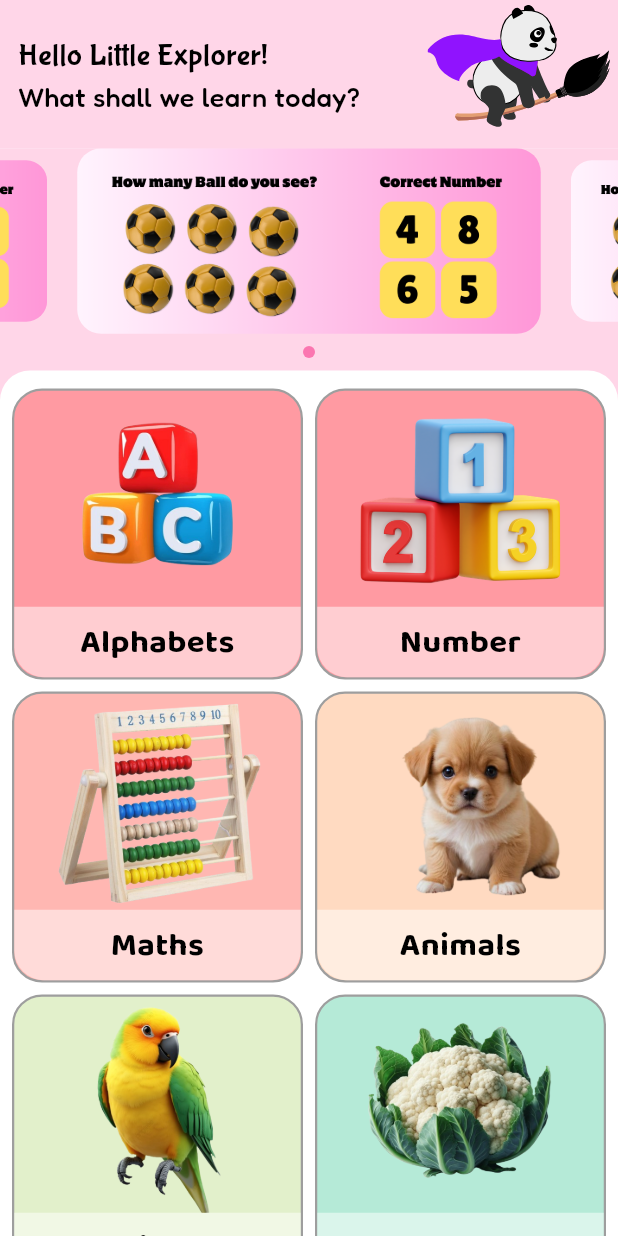
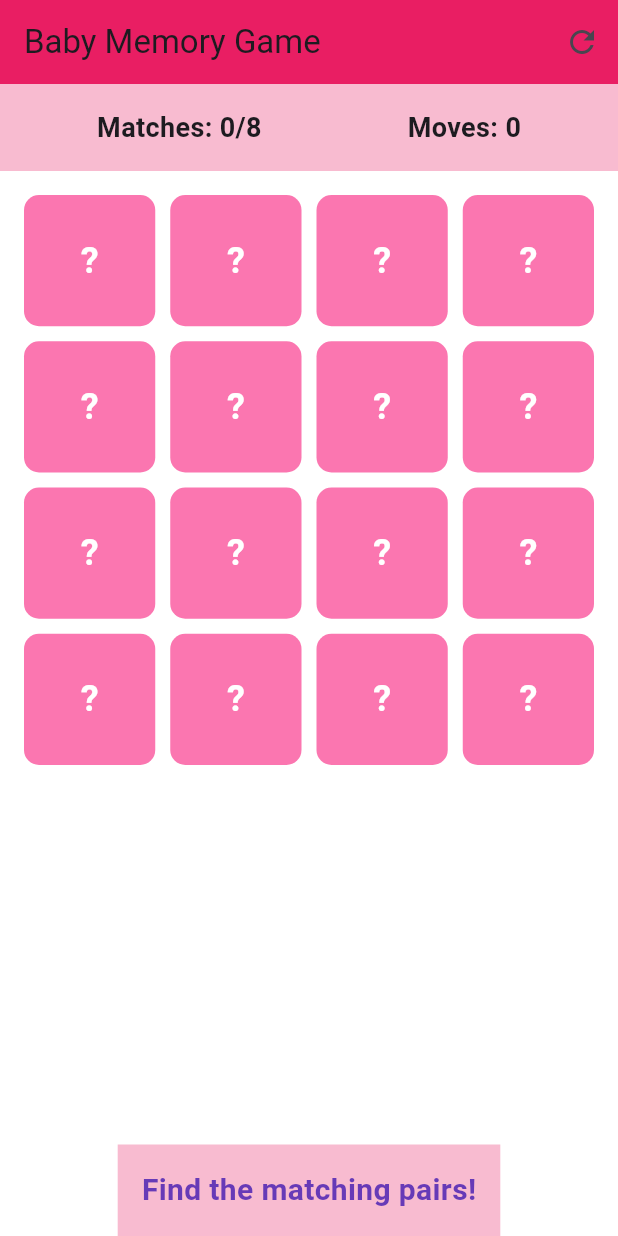
Before and after one commit to rahulkumardev24/Kids-all-in-one-book-App-BabySpark-, a Flutter app: the screen it shows after launch, on a phone screen of 412 x 824 dp. Run offline on Flutter 3.47's test engine with Material 3 defaults, Android fonts, the phone set to English and light mode, and no system bars; drawn by our look-alikes of carousel_slider; our stand-ins replace audioplayers, avatar_glow, cached_network_image, clay_containers, cloud_firestore, confetti and 9 more; missing offline and left inert: dart:ffi; accounts and stored records are empty.

Commit message:
working on pair matching

```diff
--- a/lib/controller/loading_controller.dart
+++ b/lib/controller/loading_controller.dart
@@ -33,7 +33,6 @@ class LoadingController extends GetxController {
 
       // Set minimum show time
       _minimumShowTimer = Timer(const Duration(seconds: 1), () {
-        // Minimum show time completed
       });
     }
   }
--- a/lib/main.dart
+++ b/lib/main.dart
@@ -1,18 +1,10 @@
-import 'package:babyspark/screen/math/addition_screen.dart';
-import 'package:babyspark/screen/math/box_count_screen.dart';
-import 'package:babyspark/screen/math/math_dashboard_screen.dart';
-import 'package:babyspark/screen/multiplication_table_screen.dart';
-import 'package:babyspark/screen/number/number_screen.dart';
+import 'package:babyspark/screen/box_matching_game.dart';
 import 'package:babyspark/screen/dashboard_screen.dart';
 import 'package:babyspark/service/tts_service.dart';
-import 'package:babyspark/widgets/home_carousel_slider.dart';
 import 'package:firebase_core/firebase_core.dart';
 import 'package:flutter/material.dart';
 import 'package:flutter/services.dart';
 import 'package:get/get.dart';
-import 'package:get/get_core/src/get_main.dart';
-import 'package:get/get_instance/src/bindings_interface.dart';
-import 'package:get/get_navigation/src/root/get_material_app.dart';
 import 'package:responsive_sizer/responsive_sizer.dart';
 
 import 'controller/loading_controller.dart';
@@ -54,7 +46,7 @@ class MyApp extends StatelessWidget {
               initialBinding: BindingsBuilder(() {
                 Get.put(LoadingController(), permanent: true);
               }),
-              home: const DashboardScreen(),
+              home:BoxMatchingGame(),
             );
           },
         ));
--- /dev/null
+++ b/lib/screen/box_matching_game.dart
@@ -0,0 +1,320 @@
+import 'package:flutter/material.dart';
+import 'dart:async';
+import 'dart:math';
+
+import '../helper/app_color.dart';
+
+class BoxMatchingGame extends StatefulWidget {
+  const BoxMatchingGame({super.key});
+
+  @override
+  _BoxMatchingGameState createState() => _BoxMatchingGameState();
+}
+
+class _BoxMatchingGameState extends State<BoxMatchingGame>
+    with TickerProviderStateMixin {
+  // Game items with baby-friendly emojis
+  final List<String> symbols = ['🐶', '🐱', '🐰', '🐻', '🐼', '🐯', '🦁', '🐮'];
+
+  // Game state
+  List<CardItem> cards = [];
+  int flippedCount = 0;
+  CardItem? firstCard;
+  CardItem? secondCard;
+  int matchesFound = 0;
+  bool showAll = true;
+  Timer? showAllTimer;
+  int moves = 0;
+
+  // Animation controllers for each card
+  List<AnimationController> controllers = [];
+
+  @override
+  void initState() {
+    super.initState();
+    initGame();
+  }
+
+  @override
+  void dispose() {
+    showAllTimer?.cancel();
+    for (var controller in controllers) {
+      controller.dispose();
+    }
+    super.dispose();
+  }
+
+  // Initialize the game
+  void initGame() {
+    // Create pairs of cards
+    List<String> gameSymbols = [];
+    gameSymbols.addAll(symbols);
+    gameSymbols.addAll(symbols);
+    gameSymbols.shuffle();
+
+    // Dispose existing controllers
+    for (var controller in controllers) {
+      controller.dispose();
+    }
+    controllers.clear();
+
+    setState(() {
+      cards = gameSymbols
+          .map((symbol) =>
+              CardItem(symbol: symbol, isFlipped: false, isMatched: false))
+          .toList();
+
+      // Create animation controllers for each card
+      for (int i = 0; i < cards.length; i++) {
+        controllers.add(AnimationController(
+          duration: const Duration(milliseconds: 400),
+          vsync: this,
+        ));
+      }
+
+      flippedCount = 0;
+      firstCard = null;
+      secondCard = null;
+      matchesFound = 0;
+      moves = 0;
+      showAll = true;
+    });
+
+    // Show all cards for 3 seconds before flipping them back
+    showAllTimer = Timer(Duration(seconds: 3), () {
+      setState(() {
+        showAll = false;
+        for (var card in cards) {
+          card.isFlipped = false;
+        }
+
+        // Flip all cards back with animation
+        for (int i = 0; i < controllers.length; i++) {
+          controllers[i].reverse();
+        }
+      });
+    });
+  }
+
+  // Handle card flip
+  void flipCard(int index) {
+    // Don't allow flipping if already matched or if two cards are already flipped
+    if (cards[index].isMatched ||
+        cards[index].isFlipped ||
+        (firstCard != null && secondCard != null)) {
+      return;
+    }
+
+    // Start flip animation for this specific card
+    controllers[index].forward();
+
+    setState(() {
+      cards[index].isFlipped = true;
+      flippedCount++;
+
+      if (firstCard == null) {
+        firstCard = cards[index];
+      } else {
+        secondCard = cards[index];
+        moves++;
+        checkMatch();
+      }
+    });
+  }
+
+  // Check if the two flipped cards match
+  void checkMatch() {
+    if (firstCard != null && secondCard != null) {
+      if (firstCard!.symbol == secondCard!.symbol) {
+        // Match found
+        setState(() {
+          firstCard!.isMatched = true;
+          secondCard!.isMatched = true;
+          matchesFound++;
+
+          // Check if game is complete
+          if (matchesFound == symbols.length) {
+            // Game completed
+            Timer(Duration(seconds: 1), () {
+              showDialog(
+                context: context,
+                builder: (context) => AlertDialog(
+                  title: Text("Yay! You won! 🎉"),
+                  content: Text("You found all matches in $moves moves!"),
+                  actions: [
+                    TextButton(
+                      onPressed: () {
+                        Navigator.of(context).pop();
+                        initGame();
+                      },
+                      child: Text("Play Again"),
+                    ),
+                  ],
+                ),
+              );
+            });
+          }
+
+          firstCard = null;
+          secondCard = null;
+          flippedCount = 0;
+        });
+      } else {
+        // No match - flip cards back after a delay
+        Timer(Duration(milliseconds: 800), () {
+          // Find the indices of the first and second cards
+          int firstIndex = cards.indexWhere((card) => card == firstCard);
+          int secondIndex = cards.indexWhere((card) => card == secondCard);
+
+          if (firstIndex != -1) controllers[firstIndex].reverse();
+          if (secondIndex != -1) controllers[secondIndex].reverse();
+
+          setState(() {
+            firstCard!.isFlipped = false;
+            secondCard!.isFlipped = false;
+            firstCard = null;
+            secondCard = null;
+            flippedCount = 0;
+          });
+        });
+      }
+    }
+  }
+
+  @override
+  Widget build(BuildContext context) {
+    return SafeArea(
+      child: Scaffold(
+        backgroundColor: Colors.white,
+
+        /// ----------- App bar ----------- ///
+        appBar: AppBar(
+          title: Text("Baby Memory Game"),
+          backgroundColor: Color(0xFFe91e63),
+          elevation: 0,
+          actions: [
+            IconButton(
+              icon: Icon(Icons.refresh),
+              onPressed: initGame,
+              tooltip: "New Game",
+            ),
+          ],
+        ),
+
+        /// ---------- Body ------------- ///
+        body: Column(
+          children: [
+            Container(
+              padding: EdgeInsets.all(16),
+              color: Color(0xFFf8bbd0),
+              child: Row(
+                mainAxisAlignment: MainAxisAlignment.spaceAround,
+                children: [
+                  Text(
+                    "Matches: $matchesFound/${symbols.length}",
+                    style: TextStyle(fontSize: 18, fontWeight: FontWeight.bold),
+                  ),
+                  Text(
+                    "Moves: $moves",
+                    style: TextStyle(fontSize: 18, fontWeight: FontWeight.bold),
+                  ),
+                ],
+              ),
+            ),
+
+            // Game grid
+            Expanded(
+              child: Padding(
+                padding: const EdgeInsets.all(16.0),
+                child: GridView.builder(
+                  gridDelegate: const SliverGridDelegateWithFixedCrossAxisCount(
+                    crossAxisCount: 4,
+                    crossAxisSpacing: 10,
+                    mainAxisSpacing: 10,
+                  ),
+                  itemCount: cards.length,
+                  itemBuilder: (context, index) {
+                    return GestureDetector(
+                      onTap: () => flipCard(index),
+                      child: AnimatedBuilder(
+                        animation: controllers[index],
+                        builder: (context, child) {
+                          // Calculate flip animation value
+                          double angle = controllers[index].value * pi;
+
+                          // If we're showing all cards at the beginning, show them flipped
+                          if (showAll) {
+                            angle = pi;
+                          }
+
+                          return Transform(
+                            transform: Matrix4.identity()
+                              ..setEntry(3, 2, 0.001) // Perspective
+                              ..rotateY(angle),
+                            alignment: Alignment.center,
+                            child: Container(
+                              decoration: BoxDecoration(
+                                  color: angle > pi / 2
+                                      ? Colors.white
+                                      : AppColors.primaryDark,
+                                  borderRadius: BorderRadius.circular(10),
+                                  border: angle > pi / 2
+                                      ? BoxBorder.all(
+                                          width: 1.5, color: Colors.grey.shade300)
+                                      : null),
+                              child: Center(
+                                child: angle > pi / 2
+                                    ? Text(
+                                        cards[index].symbol,
+                                        style: const TextStyle(fontSize: 30),
+                                      )
+                                    : const Text(
+                                        "?",
+                                        style: TextStyle(
+                                          fontSize: 24,
+                                          fontWeight: FontWeight.bold,
+                                          color: Colors.white,
+                                        ),
+                                      ),
+                              ),
+                            ),
+                          );
+                        },
+                      ),
+                    );
+                  },
+                ),
+              ),
+            ),
+
+            // Instructions
+            Container(
+              padding: EdgeInsets.all(16),
+              color: Color(0xFFf8bbd0),
+              child: const Text(
+                "Find the matching pairs!",
+                style: TextStyle(
+                  fontSize: 20,
+                  fontWeight: FontWeight.bold,
+                  color: Colors.deepPurple,
+                ),
+              ),
+            ),
+          ],
+        ),
+      ),
+    );
+  }
+}
+
+class CardItem {
+  final String symbol;
+  bool isFlipped;
+  bool isMatched;
+
+  CardItem({
+    required this.symbol,
+    required this.isFlipped,
+    required this.isMatched,
+  });
+}
--- a/lib/screen/categories_screen/book_grid_screen.dart
+++ b/lib/screen/categories_screen/book_grid_screen.dart
@@ -1,9 +1,7 @@
-import 'package:babyspark/helper/dialog_helper.dart';
 import 'package:babyspark/model/book_model.dart';
 import 'package:babyspark/screen/details_screen.dart';
 import 'package:babyspark/widgets/secondary_app_bar.dart';
 import 'package:flutter/material.dart';
-
 import '../../controller/loading_controller.dart';
 import '../../service/firebase_book_service.dart';
 import '../../widgets/items_card.dart';
--- a/lib/screen/dashboard_screen.dart
+++ b/lib/screen/dashboard_screen.dart
@@ -2,6 +2,7 @@ import 'package:babyspark/domain/custom_text_style.dart';
 import 'package:babyspark/helper/app_color.dart';
 import 'package:babyspark/helper/app_constant.dart';
 import 'package:babyspark/screen/categories_screen/book_grid_screen.dart';
+import 'package:babyspark/screen/color/color_grid_screen.dart';
 import 'package:babyspark/screen/number/number_screen.dart';
 import 'package:babyspark/widgets/my_categories_card.dart';
 import 'package:flutter/material.dart';
@@ -9,7 +10,7 @@ import 'package:lottie/lottie.dart';
 import 'package:responsive_sizer/responsive_sizer.dart';
 
 import '../widgets/home_carousel_slider.dart';
-import 'categories_screen/colors_screen.dart';
+import 'color/colors_screen.dart';
 import 'math/math_dashboard_screen.dart';
 
 class DashboardScreen extends StatefulWidget {
@@ -123,7 +124,7 @@ class _DashboardScreenState extends State<DashboardScreen> {
                               Navigator.push(
                                   context,
                                   MaterialPageRoute(
-                                      builder: (_) => const ColorsScreen()));
+                                      builder: (_) => ColorGridScreen(appBarTitle: "Colours")));
                             }
 
                             /// --- Shapes --- ///
--- a/lib/screen/math/math_dashboard_screen.dart
+++ b/lib/screen/math/math_dashboard_screen.dart
@@ -1,7 +1,7 @@
 import 'package:babyspark/domain/custom_text_style.dart';
 import 'package:babyspark/helper/app_constant.dart';
 import 'package:babyspark/screen/math/addition_screen.dart';
-import 'package:babyspark/screen/multiplication_table_screen.dart';
+import 'package:babyspark/screen/math/multiplication_table_screen.dart';
 import 'package:babyspark/widgets/navigation_button.dart';
 import 'package:clay_containers/constants.dart';
 import 'package:clay_containers/widgets/clay_container.dart';
--- a/pubspec.yaml
+++ b/pubspec.yaml
@@ -55,6 +55,7 @@ dependencies:
   avatar_glow: ^3.0.1
   iconsax: ^0.0.8
   clay_containers: ^0.3.4
+
 
 
 
```
Also changed, not shown: lib/helper/app_constant.dart (+8 -0 lines), lib/screen/categories_screen/alphabets/alphabets_details_screen.dart (+28 -3 lines), lib/screen/color/color_grid_screen.dart (added, +148 -0 lines), lib/screen/color/colors_screen.dart (renamed from lib/screen/categories_screen/colors_screen.dart, +13 -11 lines), lib/screen/details_screen.dart (+24 -4 lines), lib/screen/math/multiplication_table_screen.dart (renamed from lib/screen/multiplication_table_screen.dart, +4 -4 lines), lib/screen/number/number_screen.dart (+20 -7 lines).
